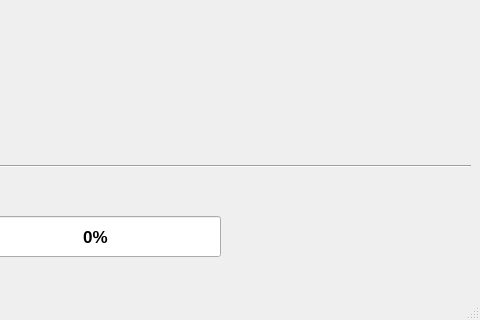
LemuelKL/Bubble-Sheet-OMR-OpenCV-Qt, file mainwindow.ui: the form before one commit; both pictures show x 720 to 1200 and y 331 to 651 of the 1200 by 651 pixel window.
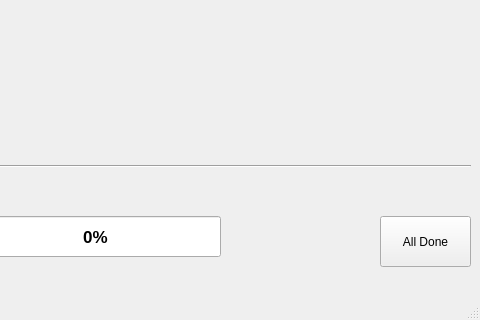
The form after the commit.

Commit message: Added cv_controller class for better multi-threading.

Patch:
```diff
--- a/mainwindow.ui
+++ b/mainwindow.ui
@@ -388,6 +388,19 @@
      <bool>true</bool>
     </property>
    </widget>
+   <widget class="QPushButton" name="pushButton_AllDone">
+    <property name="geometry">
+     <rect>
+      <x>1100</x>
+      <y>530</y>
+      <width>91</width>
+      <height>51</height>
+     </rect>
+    </property>
+    <property name="text">
+     <string>All Done</string>
+    </property>
+   </widget>
   </widget>
   <widget class="QMenuBar" name="menuBar">
    <property name="geometry">
```
The commit also changes 24 other files.
